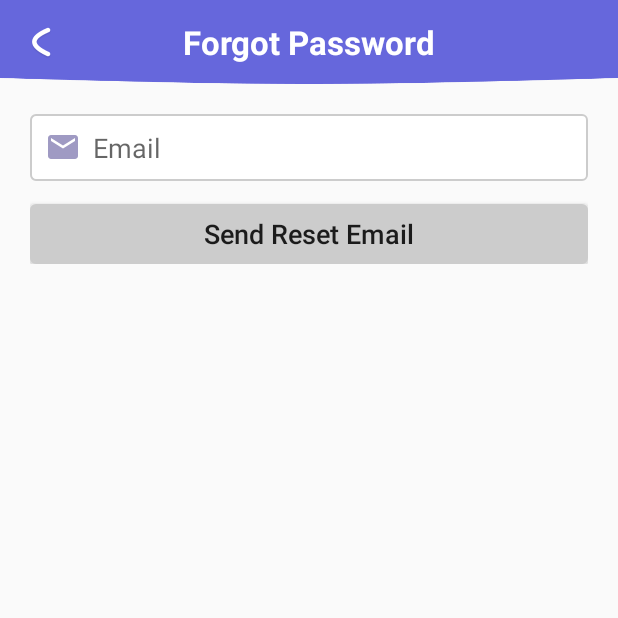
After one commit to ChuyenCTN/PhuotChungClearTeam, an Android app: the ForgotPasswordActivity screen opened directly, with no data from a screen before it, on a phone screen of 412 x 824 dp, the top half of it. The commit adds this screen. Run offline under Robolectric (Android 15) with nearby library versions, the phone set to English and light mode, and no system bars; our stand-ins replace Firebase (no records; nobody signed in at launch, a user with empty details on screens opened directly).

Commit message:
update forgot pass

```diff
--- a/app/src/main/AndroidManifest.xml
+++ b/app/src/main/AndroidManifest.xml
@@ -11,11 +11,12 @@
 		android:roundIcon="@mipmap/ic_launcher_round"
 		android:supportsRtl="true"
 		android:theme="@style/AppTheme">
-		<activity android:name=".ui.register.RegisterActivity"></activity>
+		<activity android:name=".ui.forgotpass.ForgotPasswordActivity"></activity>
+		<activity android:name=".ui.register.RegisterActivity" />
 		<activity
 			android:name=".MainActivity"
 			android:label="@string/app_name"
-			android:theme="@style/AppTheme.NoActionBar"></activity>
+			android:theme="@style/AppTheme.NoActionBar" />
 		<activity android:name=".ui.splash.SplashActivity">
 			<intent-filter>
 				<action android:name="android.intent.action.MAIN" />
--- /dev/null
+++ b/app/src/main/java/com/clearteam/phuotnhom/ui/forgotpass/ForgotPasswordActivity.java
@@ -0,0 +1,85 @@
+package com.clearteam.phuotnhom.ui.forgotpass;
+
+import androidx.annotation.NonNull;
+import androidx.appcompat.app.AlertDialog;
+import androidx.appcompat.app.AppCompatActivity;
+
+import android.os.Bundle;
+import android.text.TextUtils;
+import android.util.Patterns;
+import android.view.LayoutInflater;
+import android.view.View;
+import android.widget.Button;
+import android.widget.EditText;
+import android.widget.ImageButton;
+import android.widget.LinearLayout;
+import android.widget.TextView;
+import android.widget.Toast;
+
+import com.clearteam.phuotnhom.R;
+import com.google.android.gms.tasks.OnCompleteListener;
+import com.google.android.gms.tasks.Task;
+import com.google.firebase.auth.FirebaseAuth;
+
+public class ForgotPasswordActivity extends AppCompatActivity {
+    private EditText edEmail;
+    private Button btnSendEmail;
+    private ImageButton imageButton;
+    private FirebaseAuth auth;
+
+
+    @Override
+    protected void onCreate(Bundle savedInstanceState) {
+        super.onCreate(savedInstanceState);
+        setContentView(R.layout.activity_forgot_password);
+
+        edEmail = findViewById(R.id.edEmail);
+        btnSendEmail = findViewById(R.id.btn_send_email);
+        imageButton = findViewById(R.id.img_open_main);
+        auth = FirebaseAuth.getInstance();
+        btnSendEmail.setOnClickListener(new View.OnClickListener() {
+            @Override
+            public void onClick(View v) {
+                String editText =  edEmail.getText().toString();
+                if (editText.isEmpty()){
+                    Toast.makeText(ForgotPasswordActivity.this, "Nhập đầy đủ thông tin", Toast.LENGTH_SHORT).show();
+                }else if (isEmail(edEmail) == false) {
+                    edEmail.setError("Chưa đúng định dạng");
+                }else{
+                    auth.sendPasswordResetEmail(editText).addOnCompleteListener(new OnCompleteListener<Void>() {
+                        @Override
+                        public void onComplete(@NonNull Task<Void> task) {
+                            if (task.isSuccessful()){
+                                AlertDialog.Builder builder = new AlertDialog.Builder(ForgotPasswordActivity.this);
+                                LayoutInflater inflater = (LayoutInflater) getSystemService(LAYOUT_INFLATER_SERVICE);
+                                View dialog = inflater.inflate(R.layout.item_forgot_pass,null);
+                                //     builder.requestWindowFeature(Window.FEATURE_NO_TITLE);
+                                builder.setCancelable(false);
+                                final TextView textView = dialog.findViewById(R.id.tv_login);
+                                LinearLayout ll = dialog.findViewById(R.id.ll);
+                                ll.setBackgroundResource(R.drawable.bg_forgot_pass);
+                                builder.setView(dialog);
+
+                                textView.setOnClickListener(new View.OnClickListener() {
+                                    @Override
+                                    public void onClick(View v) {
+                                        finish();
+                                    }
+                                });
+                                builder.show();
+                            }else {
+                                String error = task.getException().getMessage();
+                                Toast.makeText(ForgotPasswordActivity.this, error, Toast.LENGTH_SHORT).show();
+                            }
+                        }
+                    });
+                }
+
+            }
+        });
+    }
+    boolean isEmail(EditText text) {
+        CharSequence email = text.getText().toString();
+        return (!TextUtils.isEmpty(email) && Patterns.EMAIL_ADDRESS.matcher(email).matches());
+    }
+}
--- /dev/null
+++ b/app/src/main/res/drawable/bg_forgot_pass.xml
@@ -0,0 +1,6 @@
+<?xml version="1.0" encoding="utf-8"?>
+<shape android:shape="rectangle" xmlns:android="http://schemas.android.com/apk/res/android">
+	<solid android:color="@color/white"/>
+	<size android:width="200dp" android:height="@dimen/dp_130"/>
+	<corners android:radius="@dimen/dp_20"/>
+</shape>
--- /dev/null
+++ b/app/src/main/res/layout/activity_forgot_password.xml
@@ -0,0 +1,65 @@
+<?xml version="1.0" encoding="utf-8"?>
+<LinearLayout xmlns:android="http://schemas.android.com/apk/res/android"
+	xmlns:app="http://schemas.android.com/apk/res-auto"
+	xmlns:tools="http://schemas.android.com/tools"
+	android:layout_width="match_parent"
+	android:layout_height="match_parent"
+	android:orientation="vertical"
+	tools:context=".ui.forgotpass.ForgotPasswordActivity">
+	<RelativeLayout
+		android:id="@+id/relay_1"
+		android:layout_width="match_parent"
+		android:layout_height="?attr/actionBarSize"
+		app:layout_constraintTop_toTopOf="parent"
+		app:layout_constraintLeft_toLeftOf="parent"
+
+		android:background="@drawable/bg_header_detail">
+
+		<ImageButton
+			android:id="@+id/img_open_main"
+			android:layout_width="@dimen/dp_24"
+			android:layout_height="@dimen/dp_24"
+			android:layout_centerVertical="true"
+			android:layout_marginLeft="@dimen/dp_16"
+			android:background="@drawable/left_arrow"/>
+
+		<TextView
+			android:layout_width="wrap_content"
+			android:layout_height="wrap_content"
+			android:layout_centerInParent="true"
+			android:text="Forgot Password"
+			android:textColor="@color/white"
+			android:textSize="@dimen/size_22"
+			android:textStyle="bold" />
+	</RelativeLayout>
+
+	<LinearLayout
+		android:layout_width="match_parent"
+		android:layout_height="wrap_content"
+		android:orientation="vertical"
+		android:padding="@dimen/dp_20">
+		<com.google.android.material.textfield.TextInputEditText
+			android:id="@+id/edEmail"
+			android:layout_width="match_parent"
+			android:layout_height="wrap_content"
+			android:background="@drawable/bg_edit_text"
+			android:cursorVisible="true"
+			android:hint="Email"
+			android:inputType="textEmailAddress"
+			android:padding="@dimen/dp_10"
+			android:drawableLeft="@drawable/ic_email"
+			android:drawablePadding="@dimen/dp_8"
+			android:textColor="@color/black"
+			android:textSize="@dimen/size_18" />
+		<Button
+			android:id="@+id/btn_send_email"
+			android:layout_width="match_parent"
+			android:layout_height="40dp"
+			android:layout_gravity="center"
+			android:layout_marginTop="15dp"
+			android:background="@drawable/bg_btn_login"
+			android:text="Send Reset Email"
+			android:textAllCaps="false"
+			android:textSize="@dimen/size_18" />
+	</LinearLayout>
+</LinearLayout>
--- a/app/src/main/res/layout/activity_login.xml
+++ b/app/src/main/res/layout/activity_login.xml
@@ -100,6 +100,7 @@
 				android:orientation="horizontal">
 
 				<TextView
+					android:id="@+id/tv_forgot_pass"
 					android:layout_width="wrap_content"
 					android:layout_height="wrap_content"
 					android:layout_alignParentRight="true"
--- a/app/src/main/res/values/strings.xml
+++ b/app/src/main/res/values/strings.xml
@@ -18,5 +18,6 @@
 	<string name="sign_in">Sign in</string>
 	<string name="register">Register</string>
 	<string name="register_here">Register here</string>
+	<string name="text_send_email">We have sent an email for resetting your password to your email address. Please check your email for next steps</string>
 
 </resources>
```
Also changed, not shown: app/src/main/java/com/clearteam/phuotnhom/ui/login/LoginActivity.java (+7 -14 lines), app/src/main/res/layout/item_forgot_pass.xml (added, +44 -0 lines).
